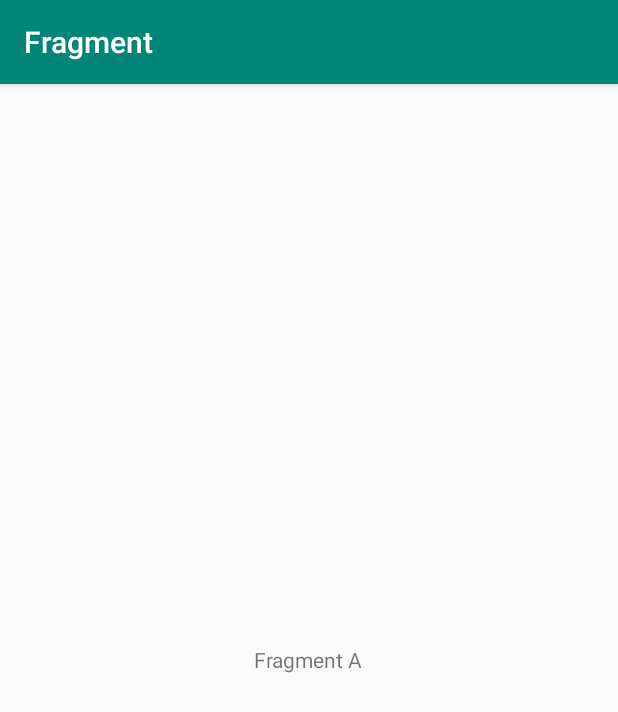
After one commit to steffaneribeiro/Fragments, an Android app: the fragment FragmentA shown on its own in the app's theme, on a phone screen of 412 x 824 dp. The commit adds this screen. Shown: the top 712 px of the screen. Run offline under Robolectric (Android 15) with nearby library versions, the phone set to English and light mode, and no system bars.

Commit message:
criacao de fragments

```diff
--- /dev/null
+++ b/app/src/main/java/com/example/fragment/FragmentA.kt
@@ -0,0 +1,18 @@
+package com.example.fragment
+
+import android.os.Bundle
+import android.view.LayoutInflater
+import android.view.View
+import android.view.ViewGroup
+import androidx.fragment.app.Fragment
+
+class FragmentA:Fragment() {
+
+    override fun onCreateView(
+        inflater: LayoutInflater,
+        container: ViewGroup?,
+        savedInstanceState: Bundle?
+    ): View? {
+        return inflater.inflate(R.layout.fragment_a,container,false)
+    }
+}
--- /dev/null
+++ b/app/src/main/res/layout/fragment_a.xml
@@ -0,0 +1,12 @@
+<?xml version="1.0" encoding="utf-8"?>
+<LinearLayout xmlns:android="http://schemas.android.com/apk/res/android"
+    android:orientation="vertical" android:layout_width="match_parent"
+    android:layout_height="match_parent"
+    android:gravity="center">
+
+    <TextView
+        android:id="@+id/textView"
+        android:layout_width="wrap_content"
+        android:layout_height="wrap_content"
+        android:text="Fragment A" />
+</LinearLayout>
```
Also changed, not shown: app/src/main/java/com/example/fragment/FragmentB.kt (added, +18 -0 lines), app/src/main/java/com/example/fragment/MainActivity.kt (+8 -0 lines), app/src/main/res/layout/activity_main.xml (+9 -11 lines), app/src/main/res/layout/fragment_b.xml (added, +12 -0 lines).
